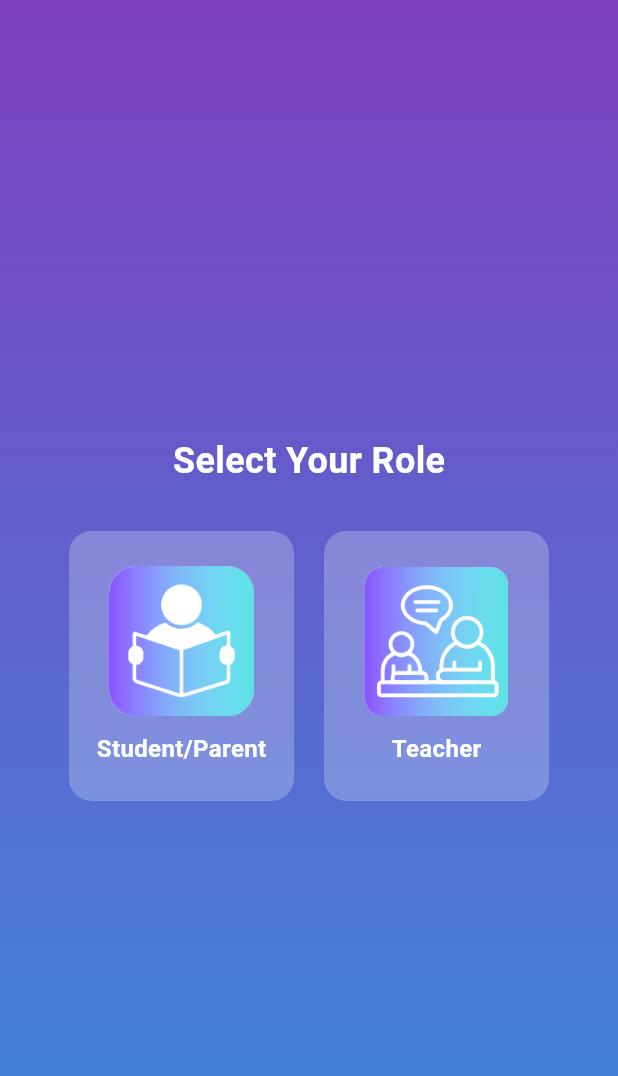
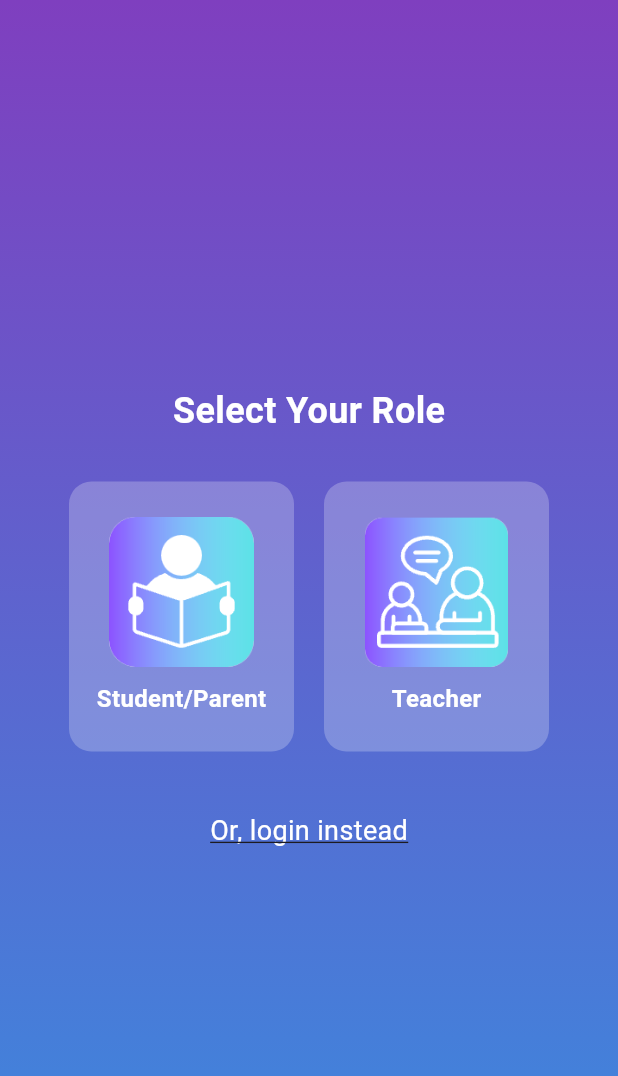
Before and after one commit to tuwuli07/Tutorly, a Flutter app: the UserTypeSelection screen opened directly, on a phone screen of 412 x 824 dp. Shown: the top 1076 px of the screen. Run offline on Flutter 3.47's test engine with Material 3 defaults, Android fonts, the phone set to English and light mode, and no system bars.

Commit message:
Route to login added from reg

```diff
--- a/lib/userTypeSelection.dart
+++ b/lib/userTypeSelection.dart
@@ -1,8 +1,11 @@
 import 'package:flutter/material.dart';
 import 'stuReg.dart';
 import 'teReg.dart';
+import 'login.dart'; // Import the login page
 
 class UserTypeSelection extends StatefulWidget {
+  const UserTypeSelection({super.key});
+
   @override
   _UserTypeSelectionState createState() => _UserTypeSelectionState();
 }
@@ -65,6 +68,23 @@ class _UserTypeSelectionState extends State<UserTypeSelection> {
                   ),
                 ],
               ),
+              SizedBox(height: 40), // Space between cards and text
+              GestureDetector(
+                onTap: () {
+                  Navigator.push(
+                    context,
+                    MaterialPageRoute(builder: (context) => MyLogin()), // Navigate to login
+                  );
+                },
+                child: Text(
+                  'Or, login instead',
+                  style: TextStyle(
+                    color: Colors.white,
+                    fontSize: 18,
+                    decoration: TextDecoration.underline,
+                  ),
+                ),
+              ),
             ],
           ),
         ),
--- a/pubspec.yaml
+++ b/pubspec.yaml
@@ -46,7 +46,7 @@ dev_dependencies:
   # activated in the `analysis_options.yaml` file located at the root of your
   # package. See that file for information about deactivating specific lint
   # rules and activating additional ones.
-  flutter_lints: ^4.0.0
+  flutter_lints: ^5.0.0
 
 # For information on the generic Dart part of this file, see the
 # following page: https://dart.dev/tools/pub/pubspec
```
Also changed, not shown: pubspec.lock.
